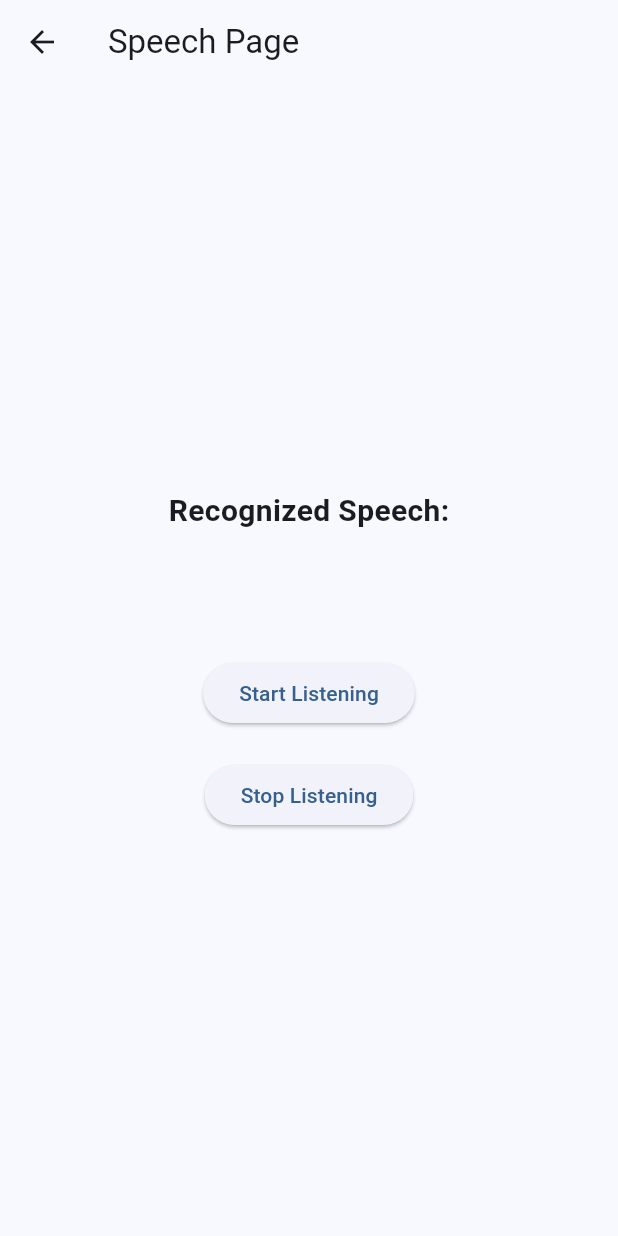
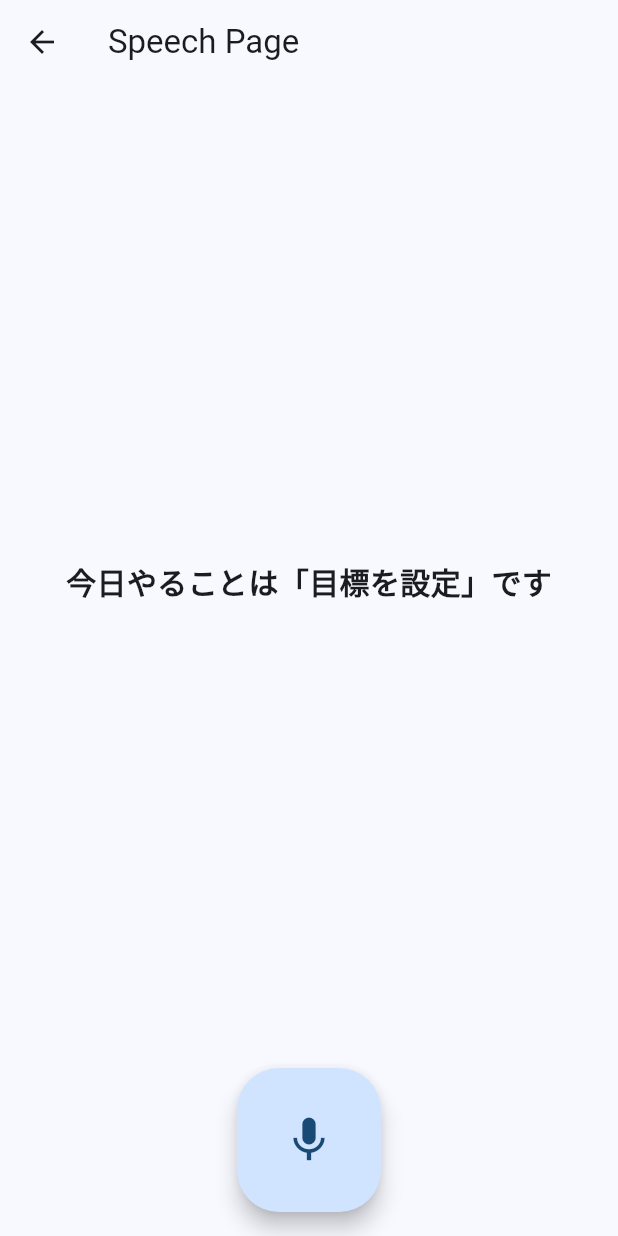
Before and after one commit to SugaiMasayoshi/todo_alarm, a Flutter app: the SpeechPage screen opened by its route, on a phone screen of 412 x 824 dp. Run offline on Flutter 3.47's test engine with Material 3 defaults, Android fonts, the phone set to English and light mode, and no system bars; our stand-ins replace freezed_annotation, go_router, hooks_riverpod, riverpod_annotation, shared_preferences, speech_to_text; missing offline and left inert: alarm; accounts and stored records are empty; generated files the repository leaves out were written again.

Commit message:
feature: 音声認識機能の初期化メソッドを更新し、エラーハンドリングを強化。

```diff
--- a/lib/repositories/alarm_storage_repository.dart
+++ b/lib/repositories/alarm_storage_repository.dart
@@ -32,7 +32,7 @@ class AlarmStorageRepository {
     return storage.load() ??
         AlarmConfigModel(
           soundSetting: AlarmSoundSettingModel(
-            assetAudioPath: "assets/audios/bell.mp3",
+            assetAudioPath: "assets/sounds/alarm.mp3",
             volume: 0.3,
             vibrate: true,
           ),
--- a/lib/ui/speech/speech_page.dart
+++ b/lib/ui/speech/speech_page.dart
@@ -1,6 +1,7 @@
 import 'package:flutter/material.dart';
 import 'package:hooks_riverpod/hooks_riverpod.dart';
 import 'package:todo_alarm/ui/speech/speech_view_model.dart';
+import 'package:todo_alarm/ui/todo_list/todo_list_view_model.dart';
 
 class SpeechPage extends ConsumerWidget {
   const SpeechPage({super.key});
@@ -8,6 +9,14 @@ class SpeechPage extends ConsumerWidget {
   @override
   Widget build(BuildContext context, WidgetRef ref) {
     final state = ref.watch(speechViewModelProvider);
+    final speechViewModel = ref.watch(speechViewModelProvider.notifier);
+    speechViewModel.initialize();
+
+    final todo = ref.watch(
+      todoListViewModelProvider.select(
+        (state) => state.items.isNotEmpty ? state.items[0] : null,
+      ),
+    );
 
     return Scaffold(
       appBar: AppBar(title: const Text('Speech Page')),
@@ -16,32 +25,26 @@ class SpeechPage extends ConsumerWidget {
           mainAxisAlignment: MainAxisAlignment.center,
           children: [
             Text(
-              'Recognized Speech:',
+              '今日やることは「${todo?.title ?? "目標を設定"}」です',
               style: TextStyle(fontSize: 20, fontWeight: FontWeight.bold),
             ),
             SizedBox(height: 20),
             Text(
               state.recognizedText,
               textAlign: TextAlign.center,
-              style: TextStyle(fontSize: 16),
+              style: TextStyle(fontSize: 32),
             ),
             SizedBox(height: 40),
-            ElevatedButton(
-              onPressed: () {
-                ref.read(speechViewModelProvider.notifier).startListening();
-              },
-              child: Text('Start Listening'),
-            ),
-            SizedBox(height: 20),
-            ElevatedButton(
-              onPressed: () {
-                ref.read(speechViewModelProvider.notifier).stopListening();
-              },
-              child: Text('Stop Listening'),
-            ),
           ],
         ),
       ),
+      floatingActionButton: FloatingActionButton.large(
+        onPressed: state.isListening
+            ? speechViewModel.stopListening
+            : speechViewModel.startListening,
+        child: state.isListening ? Icon(Icons.stop) : Icon(Icons.mic),
+      ),
+      floatingActionButtonLocation: FloatingActionButtonLocation.centerFloat,
     );
   }
 }
--- a/lib/ui/todo_alarm/todo_alarm_page.dart
+++ b/lib/ui/todo_alarm/todo_alarm_page.dart
@@ -10,7 +10,7 @@ class TodoAlarmPage extends StatelessWidget {
   Widget build(BuildContext context) {
     return Scaffold(
       appBar: AppBar(
-        title: const Text('Mokuhyo-!'),
+        title: Image.asset('assets/images/appbar_logo.png', height: 40),
         actions: [
           IconButton(
             onPressed: () {
--- a/pubspec.yaml
+++ b/pubspec.yaml
@@ -35,3 +35,4 @@ flutter:
   uses-material-design: true
   assets:
     - assets/sounds/
+    - assets/images/
```
Also changed, not shown: lib/repositories/speech_to_text_repository.dart (+26 -7 lines), lib/ui/speech/speech_view_model.dart (+27 -8 lines), lib/ui/todo_item/top_todo_item.dart (added, +49 -0 lines), lib/ui/todo_list/todo_list.dart (+12 -0 lines), 1 other file.
